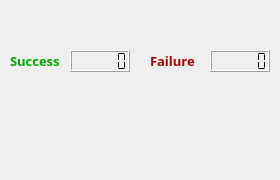
Before: the Qt Designer form qlinkkeeper.ui in Zalafina/QLinkKeeper, drawn with Qt 5.
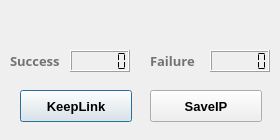
After: the same form once the commit is applied.

Commit message: Add ICON,Button,Version etc.

What changed in the file:
```diff
--- a/qlinkkeeper.ui
+++ b/qlinkkeeper.ui
@@ -7,9 +7,27 @@
     <x>0</x>
     <y>0</y>
     <width>280</width>
-    <height>180</height>
+    <height>140</height>
    </rect>
   </property>
+  <property name="sizePolicy">
+   <sizepolicy hsizetype="Fixed" vsizetype="Fixed">
+    <horstretch>0</horstretch>
+    <verstretch>0</verstretch>
+   </sizepolicy>
+  </property>
+  <property name="minimumSize">
+   <size>
+    <width>280</width>
+    <height>140</height>
+   </size>
+  </property>
+  <property name="maximumSize">
+   <size>
+    <width>280</width>
+    <height>140</height>
+   </size>
+  </property>
   <property name="windowTitle">
    <string>QLinkKeeper</string>
   </property>
@@ -87,7 +105,7 @@
     <enum>QFrame::NoFrame</enum>
    </property>
    <property name="text">
-    <string>&lt;html&gt;&lt;head/&gt;&lt;body&gt;&lt;p&gt;&lt;span style=&quot; color:#00aa00;&quot;&gt;Success&lt;/span&gt;&lt;/p&gt;&lt;/body&gt;&lt;/html&gt;</string>
+    <string>&lt;html&gt;&lt;head/&gt;&lt;body&gt;&lt;p&gt;&lt;span style=&quot; color:#737373;&quot;&gt;Success&lt;/span&gt;&lt;/p&gt;&lt;/body&gt;&lt;/html&gt;</string>
    </property>
   </widget>
   <widget class="QLabel" name="labelFailure">
@@ -108,7 +126,56 @@
     </font>
    </property>
    <property name="text">
-    <string>&lt;html&gt;&lt;head/&gt;&lt;body&gt;&lt;p&gt;&lt;span style=&quot; color:#aa0000;&quot;&gt;Failure&lt;/span&gt;&lt;/p&gt;&lt;/body&gt;&lt;/html&gt;</string>
+    <string>&lt;html&gt;&lt;head/&gt;&lt;body&gt;&lt;p&gt;&lt;span style=&quot; color:#737373;&quot;&gt;Failure&lt;/span&gt;&lt;/p&gt;&lt;/body&gt;&lt;/html&gt;</string>
+   </property>
+  </widget>
+  <widget class="QPushButton" name="startButton">
+   <property name="geometry">
+    <rect>
+     <x>20</x>
+     <y>90</y>
+     <width>112</width>
+     <height>32</height>
+    </rect>
+   </property>
+   <property name="font">
+    <font>
+     <pointsize>10</pointsize>
+     <weight>75</weight>
+     <bold>true</bold>
+    </font>
+   </property>
+   <property name="text">
+    <string>KeepLink</string>
+   </property>
+   <property name="autoDefault">
+    <bool>false</bool>
+   </property>
+   <property name="default">
+    <bool>true</bool>
+   </property>
+  </widget>
+  <widget class="QPushButton" name="saveipButton">
+   <property name="geometry">
+    <rect>
+     <x>150</x>
+     <y>90</y>
+     <width>112</width>
+     <height>32</height>
+    </rect>
+   </property>
+   <property name="font">
+    <font>
+     <pointsize>10</pointsize>
+     <weight>75</weight>
+     <bold>true</bold>
+    </font>
+   </property>
+   <property name="text">
+    <string>SaveIP</string>
+   </property>
+   <property name="autoDefault">
+    <bool>false</bool>
    </property>
   </widget>
  </widget>
```
The commit also changes 8 other files.
